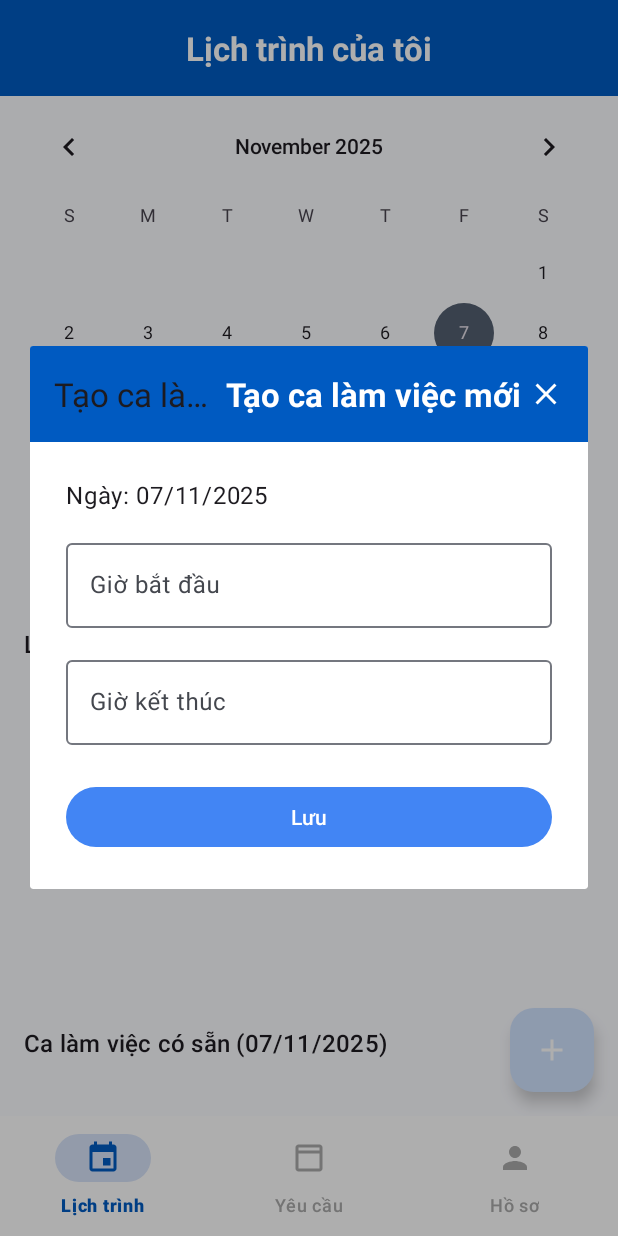
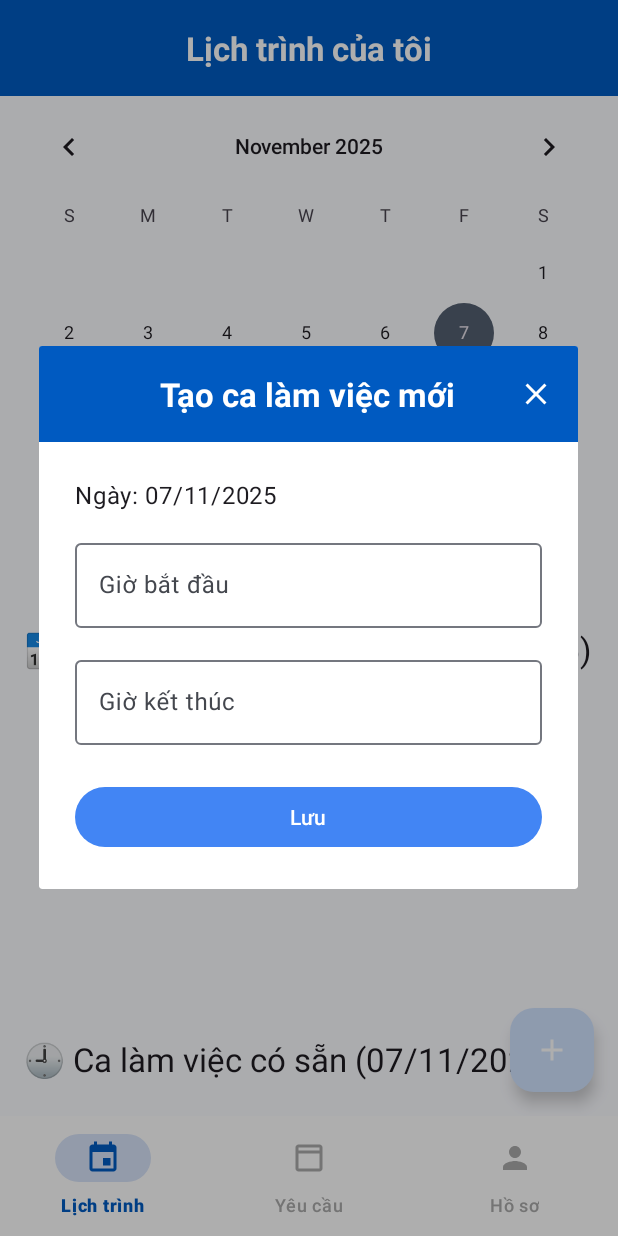
Before and after one commit to CongPham04/7-medibook-android, an Android app: the DoctorScheduleFragment screen opened directly, with no data from a screen before it, after a tap on an icon or button, on a phone screen of 412 x 824 dp. Run offline under Robolectric (Android 15) with nearby library versions, the phone set to English and light mode, and no system bars; our stand-ins replace Firebase (no records; nobody signed in at launch, a user with empty details on screens opened directly), navigation-ui.

Commit message:
edited ui for doctor

```diff
--- a/app/src/main/java/com/example/medibookandroid/SplashActivity.java
+++ b/app/src/main/java/com/example/medibookandroid/SplashActivity.java
@@ -17,6 +17,6 @@ public class SplashActivity extends AppCompatActivity {
         new Handler(Looper.getMainLooper()).postDelayed(() -> {
             startActivity(new Intent(SplashActivity.this, MainActivity.class));
             finish();
-        }, 2000);
+        }, 1000);
     }
 }
--- a/app/src/main/java/com/example/medibookandroid/ui/adapter/DoctorAppointmentAdapter.java
+++ b/app/src/main/java/com/example/medibookandroid/ui/adapter/DoctorAppointmentAdapter.java
@@ -1,16 +1,17 @@
-package com.example.medibookandroid.ui.adapter; // (Hoặc package của bạn)
+package com.example.medibookandroid.ui.adapter;
 
+import android.content.Context; // ⭐️ THÊM
 import android.view.LayoutInflater;
 import android.view.ViewGroup;
 import androidx.annotation.NonNull;
-import androidx.lifecycle.LifecycleOwner;
+import androidx.lifecycle.LifecycleOwner; // ⭐️ THÊM
 import androidx.lifecycle.MutableLiveData;
 import androidx.recyclerview.widget.RecyclerView;
 
 import com.example.medibookandroid.data.model.Patient;
 import com.example.medibookandroid.databinding.ItemDoctorAppointmentCardBinding;
 import com.example.medibookandroid.data.model.Appointment;
-import com.example.medibookandroid.ui.doctor.viewmodel.DoctorScheduleViewModel; // Sửa import
+import com.example.medibookandroid.ui.doctor.viewmodel.DoctorScheduleViewModel;
 
 import java.util.List;
 
@@ -18,78 +19,82 @@ public class DoctorAppointmentAdapter extends RecyclerView.Adapter<DoctorAppoint
 
     private List<Appointment> appointments;
     private DoctorScheduleViewModel viewModel;
-
     private OnCompleteClickListener completeClickListener;
+    private LifecycleOwner lifecycleOwner; // ⭐️ THÊM: Biến để giữ LifecycleOwner
 
     public interface OnCompleteClickListener {
         void onCompleteClick(Appointment appointment);
     }
 
-    public DoctorAppointmentAdapter(List<Appointment> appointments, DoctorScheduleViewModel viewModel, OnCompleteClickListener completeClickListener) {
+    // ⭐️ SỬA: Constructor (hàm khởi tạo) giờ nhận 4 tham số
+    public DoctorAppointmentAdapter(List<Appointment> appointments,
+                                    DoctorScheduleViewModel viewModel,
+                                    OnCompleteClickListener completeClickListener,
+                                    LifecycleOwner lifecycleOwner) { // ⭐️ THÊM
         this.appointments = appointments;
         this.viewModel = viewModel;
-        this.completeClickListener = completeClickListener; // ⭐️ THÊM
+        this.completeClickListener = completeClickListener;
+        this.lifecycleOwner = lifecycleOwner; // ⭐️ THÊM
     }
 
 
-    // ⭐️⭐️ THÊM HÀM NÀY VÀO ⭐️⭐️
     /**
      * Cập nhật danh sách lịch hẹn và báo cho RecyclerView vẽ lại
      */
     public void updateData(List<Appointment> newAppointments) {
         this.appointments = newAppointments;
-        notifyDataSetChanged(); // Rất quan trọng!
+        notifyDataSetChanged();
     }
-    // ⭐️⭐️ KẾT THÚC HÀM MỚI ⭐️⭐️
 
     @NonNull
     @Override
     public AppointmentViewHolder onCreateViewHolder(@NonNull ViewGroup parent, int viewType) {
         ItemDoctorAppointmentCardBinding binding = ItemDoctorAppointmentCardBinding.inflate(LayoutInflater.from(parent.getContext()), parent, false);
-        // ⭐️ SỬA: Truyền listener vào ViewHolder
-        return new AppointmentViewHolder(binding, viewModel, completeClickListener);
+        // ⭐️ SỬA: Chỉ cần truyền ViewModel
+        return new AppointmentViewHolder(binding, viewModel);
     }
 
     @Override
     public void onBindViewHolder(@NonNull AppointmentViewHolder holder, int position) {
-        // (Giữ nguyên)
         Appointment appointment = appointments.get(position);
-        holder.bind(appointment, (LifecycleOwner) holder.itemView.getContext());
+        // ⭐️ SỬA: Truyền listener và owner (đã lưu) vào hàm bind
+        holder.bind(appointment, completeClickListener, lifecycleOwner);
     }
 
     @Override
     public int getItemCount() {
-        return appointments.size(); // (GiV)
+        return appointments.size();
     }
 
     static class AppointmentViewHolder extends RecyclerView.ViewHolder {
-        // (Giữ nguyên)
         private final ItemDoctorAppointmentCardBinding binding;
         private DoctorScheduleViewModel viewModel;
-        // ⭐️ THÊM
-        private OnCompleteClickListener completeClickListener;
+        // ⭐️ XÓA: Không cần listener ở đây
 
-        // ⭐️ SỬA: Thêm listener
-        public AppointmentViewHolder(ItemDoctorAppointmentCardBinding binding, DoctorScheduleViewModel viewModel, OnCompleteClickListener completeClickListener) {
+        // ⭐️ SỬA: Constructor chỉ cần ViewModel
+        public AppointmentViewHolder(ItemDoctorAppointmentCardBinding binding, DoctorScheduleViewModel viewModel) {
             super(binding.getRoot());
             this.binding = binding;
             this.viewModel = viewModel;
-            this.completeClickListener = completeClickListener; // ⭐️ THÊM
         }
 
-        public void bind(final Appointment appointment, LifecycleOwner owner) {
-            // (Giữ nguyên)
-            binding.tvAppointmentTime.setText(appointment.getTime());
+        // ⭐️ SỬA: Hàm bind nhận listener và owner
+        public void bind(final Appointment appointment, final OnCompleteClickListener listener, LifecycleOwner owner) {
+            binding.tvAppointmentTime.setText("Thời gian: " + appointment.getTime());
+
             // Gán sự kiện click cho nút "Hoàn tất"
             binding.ibMarkCompleted.setOnClickListener(v -> {
-                completeClickListener.onCompleteClick(appointment);
+                listener.onCompleteClick(appointment);
             });
+
             binding.tvPatientName.setText("Đang tải...");
             MutableLiveData<Patient> patientLiveData = new MutableLiveData<>();
             viewModel.loadPatientInfo(appointment.getPatientId(), patientLiveData);
+
+            // Dùng owner (LifecycleOwner) để observe
             patientLiveData.observe(owner, patient -> {
                 if (patient != null) {
-                    binding.tvPatientName.setText(patient.getFullName());
+                    binding.tvPatientName.setText("Bệnh nhân: " + patient.getFullName());
                 } else {
                     binding.tvPatientName.setText("Không rõ bệnh nhân");
                 }
--- a/app/src/main/java/com/example/medibookandroid/ui/doctor/fragment/DoctorScheduleFragment.java
+++ b/app/src/main/java/com/example/medibookandroid/ui/doctor/fragment/DoctorScheduleFragment.java
@@ -14,7 +14,6 @@ import androidx.fragment.app.Fragment;
 import androidx.lifecycle.ViewModelProvider;
 import androidx.recyclerview.widget.LinearLayoutManager;
 
-// ⭐️ SỬA: Import Appointment
 import com.example.medibookandroid.data.model.Appointment;
 import com.example.medibookandroid.data.model.DoctorSchedule;
 import com.example.medibookandroid.databinding.DialogAddScheduleSlotBinding;
@@ -33,7 +32,7 @@ import java.util.Locale;
 public class DoctorScheduleFragment extends Fragment implements
         DoctorAvailableSlotAdapter.OnEditClickListener,
         DoctorAvailableSlotAdapter.OnDeleteClickListener,
-        DoctorAppointmentAdapter.OnCompleteClickListener { // ⭐️ THÊM INTERFACE MỚI
+        DoctorAppointmentAdapter.OnCompleteClickListener {
 
     private FragmentDoctorScheduleBinding binding;
     private DoctorScheduleViewModel viewModel; // Sử dụng ViewModel
@@ -84,8 +83,11 @@ public class DoctorScheduleFragment extends Fragment implements
         binding.rvAvailableSlots.setAdapter(slotAdapter);
 
         binding.rvConfirmedAppointments.setLayoutManager(new LinearLayoutManager(getContext()));
-        // ⭐️ SỬA: Truyền 'this' (cho OnCompleteClickListener) vào constructor
-        appointmentAdapter = new DoctorAppointmentAdapter(new ArrayList<>(), viewModel, this);
+
+        // ⭐️ BẮT ĐẦU SỬA: Thêm `getViewLifecycleOwner()` ⭐️
+        appointmentAdapter = new DoctorAppointmentAdapter(new ArrayList<>(), viewModel, this, getViewLifecycleOwner());
+        // ⭐️ KẾT THÚC SỬA ⭐️
+
         binding.rvConfirmedAppointments.setAdapter(appointmentAdapter);
     }
 
@@ -106,6 +108,8 @@ public class DoctorScheduleFragment extends Fragment implements
     private void setupObservers() {
         // Observer cho ca làm việc
         viewModel.getAvailableSlots().observe(getViewLifecycleOwner(), schedules -> {
+            // ⭐️ SỬA: Thêm kiểm tra null
+            if (schedules == null) return;
             slotAdapter.updateData(schedules); // Cập nhật adapter
             if (schedules.isEmpty()) {
                 binding.tvNoAvailableSlots.setVisibility(View.VISIBLE);
@@ -118,6 +122,8 @@ public class DoctorScheduleFragment extends Fragment implements
 
         // Observer cho lịch đã hẹn
         viewModel.getConfirmedAppointments().observe(getViewLifecycleOwner(), appointments -> {
+            // ⭐️ SỬA: Thêm kiểm tra null
+            if (appointments == null) return;
             appointmentAdapter.updateData(appointments); // Cập nhật adapter
             if (appointments.isEmpty()) {
                 binding.tvNoConfirmedAppointments.setVisibility(View.VISIBLE);
@@ -135,7 +141,6 @@ public class DoctorScheduleFragment extends Fragment implements
             }
         });
 
-        // ⭐️ BẮT ĐẦU THÊM MỚI ⭐️
         // Quan sát trạng thái "Hoàn tất" (để báo lỗi nếu cần)
         viewModel.getCompletionStatus().observe(getViewLifecycleOwner(), success -> {
             if (success == null) return;
@@ -145,14 +150,13 @@ public class DoctorScheduleFragment extends Fragment implements
                 Toast.makeText(getContext(), "Lỗi: Không thể hoàn tất lịch hẹn", Toast.LENGTH_SHORT).show();
             }
         });
-        // ⭐️ KẾT THÚC THÊM MỚI ⭐️
     }
 
     // Hàm này chỉ cập nhật UI, không lấy data
     private void updateTitles(Date date) {
         String formattedDate = displayDateFormat.format(date);
-        binding.tvAppointmentsTitle.setText("Lịch hẹn đã xác nhận (" + formattedDate + ")");
-        binding.tvAvailableSlotsTitle.setText("Ca làm việc có sẵn (" + formattedDate + ")");
+        binding.tvAppointmentsTitle.setText("📅 Lịch hẹn đã xác nhận (" + formattedDate + ")");
+        binding.tvAvailableSlotsTitle.setText("🕘 Ca làm việc có sẵn (" + formattedDate + ")");
     }
 
     // Sửa lại hàm này để dùng DoctorSchedule
@@ -171,18 +175,23 @@ public class DoctorScheduleFragment extends Fragment implements
 
         if (slotToEdit != null) {
             // Chế độ Sửa
-            dialogBinding.toolbar.setTitle("Sửa ca làm việc");
+            // ⭐️ SỬA: Đặt text cho TextView, không phải Toolbar
+            dialogBinding.tvDialogTitle.setText("Sửa ca làm việc");
             dialogBinding.etStartTime.setText(slotToEdit.getStartTime());
             dialogBinding.etEndTime.setText(slotToEdit.getEndTime());
             try {
-                startTime.setTime(timeFormat.parse(slotToEdit.getStartTime()));
-                endTime.setTime(timeFormat.parse(slotToEdit.getEndTime()));
+                if (slotToEdit.getStartTime() != null)
+                    startTime.setTime(timeFormat.parse(slotToEdit.getStartTime()));
+                if (slotToEdit.getEndTime() != null)
+                    endTime.setTime(timeFormat.parse(slotToEdit.getEndTime()));
             } catch (ParseException e) {
                 Log.e("DoctorScheduleFragment", "Lỗi parse thời gian khi sửa", e);
             }
         } else {
             // Chế độ Thêm mới
-            dialogBinding.toolbar.setTitle("Tạo ca làm việc mới");
+            // (Giữ nguyên text mặc định "Tạo ca làm việc mới" từ XML)
+            // hoặc
+            // dialogBinding.tvDialogTitle.setText("Tạo ca làm việc mới");
         }
 
         dialogBinding.etStartTime.setOnClickListener(v -> {
@@ -221,7 +230,8 @@ public class DoctorScheduleFragment extends Fragment implements
             // ViewModel sẽ tự động cập nhật LiveData, Observers sẽ bắt và refresh UI
         });
 
-        dialogBinding.toolbar.setNavigationOnClickListener(v -> dialog.dismiss());
+        // ⭐️ SỬA: Gán listener cho nút 'X' (ib_close_dialog)
+        dialogBinding.ibCloseDialog.setOnClickListener(v -> dialog.dismiss());
         dialog.show();
     }
 
@@ -250,7 +260,6 @@ public class DoctorScheduleFragment extends Fragment implements
                 .show();
     }
 
-    // ⭐️ BẮT ĐẦU THÊM MỚI ⭐️
     /**
      * Được gọi khi bác sĩ nhấn nút "Hoàn tất" (dấu tích)
      */
@@ -271,7 +280,6 @@ public class DoctorScheduleFragment extends Fragment implements
                 })
                 .show();
     }
-    // ⭐️ KẾT THÚC THÊM MỚI ⭐️
 
     @Override
     public void onDestroyView() {
--- a/app/src/main/java/com/example/medibookandroid/ui/doctor/viewmodel/DoctorRequestsViewModel.java
+++ b/app/src/main/java/com/example/medibookandroid/ui/doctor/viewmodel/DoctorRequestsViewModel.java
@@ -101,7 +101,7 @@ public class DoctorRequestsViewModel extends ViewModel {
                     // Bỏ qua nếu lỗi, dùng ngày gốc
                 }
 
-                String title = "Lịch hẹn đã được xác nhận";
+                String title = "✔ Lịch hẹn đã được xác nhận!";
                 String message = "Lịch hẹn của bạn với Bác sĩ " + doctorName +
                         " vào lúc " + appointment.getTime() + ", " + displayDate + " đã được xác nhận.";
                 Notification notif = new Notification(appointment.getPatientId(), title, message, "booking_confirmed");
@@ -139,7 +139,7 @@ public class DoctorRequestsViewModel extends ViewModel {
                     // Bỏ qua nếu lỗi, dùng ngày gốc
                 }
 
-                String title = "Lịch hẹn đã bị từ chối";
+                String title = "❌ Lịch hẹn đã bị từ chối!";
                 String message = "Lịch hẹn của bạn với Bác sĩ " + doctorName +
                         " vào lúc " + appointment.getTime() + ", " + displayDate + " đã bị từ chối.";
                 Notification notif = new Notification(appointment.getPatientId(), title, message, "booking_declined");
--- a/app/src/main/java/com/example/medibookandroid/ui/patient/viewmodel/PatientAppointmentsViewModel.java
+++ b/app/src/main/java/com/example/medibookandroid/ui/patient/viewmodel/PatientAppointmentsViewModel.java
@@ -138,7 +138,7 @@ public class PatientAppointmentsViewModel extends ViewModel {
                             // Bỏ qua nếu lỗi, dùng ngày gốc
                         }
 
-                        String title = "Đã hủy lịch hẹn";
+                        String title = "❌ Đã hủy lịch hẹn!";
                         String message = "Bạn đã hủy lịch hẹn với Bác sĩ " + doctor.getFullName() +
                                 " vào lúc " + appointment.getTime() + ", " + displayDate + "."; // Dùng displayDate
                         Notification notif = new Notification(currentPatientId, title, message, "booking_cancelled");
--- a/app/src/main/java/com/example/medibookandroid/ui/patient/viewmodel/PatientViewModel.java
+++ b/app/src/main/java/com/example/medibookandroid/ui/patient/viewmodel/PatientViewModel.java
@@ -152,7 +152,7 @@ public class PatientViewModel extends ViewModel {
                     // Bỏ qua nếu lỗi, dùng ngày gốc
                 }
 
-                String title = "Đặt lịch thành công";
+                String title = "✔ Đặt lịch thành công!";
                 String message = "Bạn đã đặt lịch khám thành công với Bác sĩ " + doctor.getFullName() +
                         " vào lúc " + appointment.getTime() + ", " + displayDate + "."; // Dùng displayDate
                 Notification notif = new Notification(appointment.getPatientId(), title, message, "booking_success");
--- a/app/src/main/res/layout/dialog_add_schedule_slot.xml
+++ b/app/src/main/res/layout/dialog_add_schedule_slot.xml
@@ -11,8 +11,10 @@
         android:layout_height="?attr/actionBarSize"
         android:background="@color/md_theme_surfaceTint"
         android:textColor="@android:color/white">
+        <!-- Đã xóa app:navigationIcon và app:navigationIconTint -->
 
         <TextView
+            android:id="@+id/tv_dialog_title"
             android:layout_width="wrap_content"
             android:layout_height="wrap_content"
             android:text="Tạo ca làm việc mới"
@@ -22,7 +24,7 @@
             android:textColor="@android:color/white"
             />
 
-        <!-- ⭐️ THÊM: ImageButton cho nút Close (X) ở bên phải ⭐️ -->
+        <!-- ImageButton cho nút Close (X) ở bên phải -->
         <ImageButton
             android:id="@+id/ib_close_dialog"
             android:layout_width="wrap_content"
@@ -33,7 +35,6 @@
             android:contentDescription="Đóng"
             android:src="@drawable/ic_close"
             app:tint="@android:color/white" />
-        <!-- ⭐️ KẾT THÚC THÊM ⭐️ -->
 
     </com.google.android.material.appbar.MaterialToolbar>
 
--- a/app/src/main/res/layout/fragment_doctor_schedule.xml
+++ b/app/src/main/res/layout/fragment_doctor_schedule.xml
@@ -55,8 +55,8 @@
                 android:layout_height="wrap_content"
                 android:layout_marginStart="16dp"
                 android:layout_marginTop="16dp"
-                android:text="Lịch hẹn đã xác nhận"
-                android:textAppearance="@style/TextAppearance.Material3.TitleMedium"
+                android:text="📅 Lịch hẹn đã xác nhận"
+                android:textAppearance="@style/TextAppearance.Material3.TitleLarge"
                 app:layout_constraintStart_toStartOf="parent"
                 app:layout_constraintTop_toBottomOf="@+id/calendar_view" />
 
@@ -95,8 +95,8 @@
                 android:layout_height="wrap_content"
                 android:layout_marginStart="16dp"
                 android:layout_marginTop="16dp"
-                android:text="Ca làm việc có sẵn"
-                android:textAppearance="@style/TextAppearance.Material3.TitleMedium"
+                android:text="🕘 Ca làm việc có sẵn"
+                android:textAppearance="@style/TextAppearance.Material3.TitleLarge"
                 app:layout_constraintStart_toStartOf="parent"
                 app:layout_constraintTop_toBottomOf="@+id/fl_confirmed_container" />
 
--- a/app/src/main/res/layout/fragment_patient_home.xml
+++ b/app/src/main/res/layout/fragment_patient_home.xml
@@ -136,10 +136,9 @@
         android:layout_width="wrap_content"
         android:layout_height="wrap_content"
         android:layout_marginTop="24dp"
-        android:text="Danh sách bác sĩ"
+        android:text="👨‍⚕️Danh sách bác sĩ"
         android:textAppearance="@style/TextAppearance.Material3.TitleLarge"
         app:layout_constraintStart_toStartOf="parent"
-        android:textColor="?attr/colorPrimary"
         app:layout_constraintTop_toBottomOf="@+id/iv_hospital_banner" />
 
     <FrameLayout
--- a/app/src/main/res/layout/item_doctor_appointment_card.xml
+++ b/app/src/main/res/layout/item_doctor_appointment_card.xml
@@ -40,7 +40,7 @@
             app:layout_constraintBottom_toTopOf="@+id/tv_appointment_time"
             app:layout_constraintEnd_toStartOf="@+id/ib_mark_completed"
             android:layout_marginEnd="16dp"
-            tools:text="John Doe" />
+            tools:text="Bệnh nhân: John Doe"/>
 
         <TextView
             android:id="@+id/tv_appointment_time"
--- a/app/src/main/res/layout/item_doctor_available_slot.xml
+++ b/app/src/main/res/layout/item_doctor_available_slot.xml
@@ -31,7 +31,7 @@
             android:layout_height="40dp"
             android:background="?attr/selectableItemBackgroundBorderless"
             android:contentDescription="Xóa ca làm việc"
-            android:src="@android:drawable/ic_menu_delete"
+            android:src="@drawable/ic_delete"
             app:layout_constraintEnd_toEndOf="parent"
             app:layout_constraintTop_toTopOf="parent"
             app:layout_constraintBottom_toBottomOf="parent"
@@ -44,7 +44,7 @@
             android:layout_marginEnd="8dp"
             android:background="?attr/selectableItemBackgroundBorderless"
             android:contentDescription="Sửa ca làm việc"
-            android:src="@android:drawable/ic_menu_edit"
+            android:src="@drawable/ic_edit"
             app:layout_constraintEnd_toStartOf="@+id/ib_delete_slot"
             app:layout_constraintTop_toTopOf="parent"
             app:layout_constraintBottom_toBottomOf="parent"
--- a/app/src/main/res/layout/item_patient_doctor_card.xml
+++ b/app/src/main/res/layout/item_patient_doctor_card.xml
@@ -78,7 +78,7 @@
                 android:id="@+id/chip_rating"
                 android:layout_width="wrap_content"
                 android:layout_height="40dp"
-                android:text="0"
+                android:text="5"
                 android:layout_marginStart="8dp"
                 android:textColor="?attr/colorPrimary"
                 app:chipBackgroundColor="@android:color/white"
```
